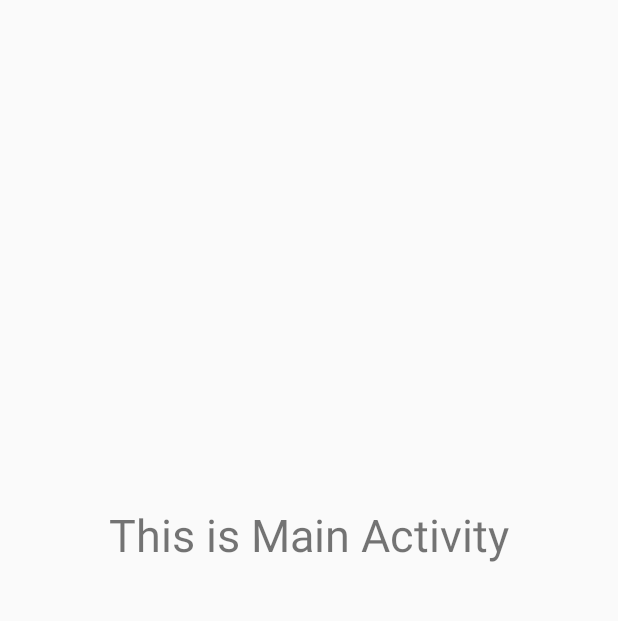
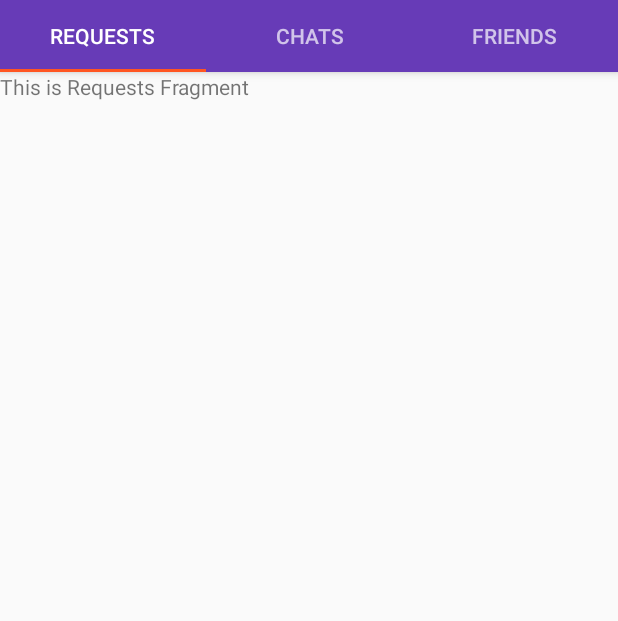
Before and after one commit to Bruno-ops2/LetsChat_Android, an Android app: the screen it shows after launch once a user with an empty profile is signed in (MainActivity), on a phone screen of 412 x 824 dp, the part 84-705 px from its top. Run offline under Robolectric (Android 15) with nearby library versions, the light colour scheme and no system bars; our stand-ins replace Firebase (no records; nobody signed in at launch, a user with empty details on screens opened directly); Roboto replaces fonts that are not available here.

Commit message:
update:added fragments, main activity viewPager ChatsFragment, RequestFragment, FriendsFragment
Signed-off-by: ashish0077 <ashish007722@gmail.com>

```diff
--- a/app/build.gradle
+++ b/app/build.gradle
@@ -25,6 +25,7 @@ dependencies {
     implementation 'androidx.appcompat:appcompat:1.1.0'
     implementation 'androidx.constraintlayout:constraintlayout:1.1.3'
     implementation 'com.google.firebase:firebase-auth:16.0.5'
+    implementation 'androidx.legacy:legacy-support-v4:1.0.0'
     testImplementation 'junit:junit:4.12'
     androidTestImplementation 'androidx.test.ext:junit:1.1.1'
     androidTestImplementation 'androidx.test.espresso:espresso-core:3.2.0'
--- /dev/null
+++ b/app/src/main/java/com/example/letschat/ChatsFragment.java
@@ -0,0 +1,31 @@
+package com.example.letschat;
+
+
+import android.os.Bundle;
+
+import androidx.fragment.app.Fragment;
+
+import android.view.LayoutInflater;
+import android.view.View;
+import android.view.ViewGroup;
+
+
+/**
+ * A simple {@link Fragment} subclass.
+ */
+public class ChatsFragment extends Fragment {
+
+
+    public ChatsFragment() {
+        // Required empty public constructor
+    }
+
+
+    @Override
+    public View onCreateView(LayoutInflater inflater, ViewGroup container,
+                             Bundle savedInstanceState) {
+        // Inflate the layout for this fragment
+        return inflater.inflate(R.layout.fragment_chats, container, false);
+    }
+
+}
--- a/app/src/main/java/com/example/letschat/MainActivity.java
+++ b/app/src/main/java/com/example/letschat/MainActivity.java
@@ -3,12 +3,14 @@ package com.example.letschat;
 import androidx.annotation.NonNull;
 import androidx.appcompat.app.AppCompatActivity;
 import androidx.appcompat.widget.Toolbar;
+import androidx.viewpager.widget.ViewPager;
 
 import android.content.Intent;
 import android.os.Bundle;
 import android.view.Menu;
 import android.view.MenuItem;
 
+import com.google.android.material.tabs.TabLayout;
 import com.google.firebase.auth.FirebaseAuth;
 import com.google.firebase.auth.FirebaseUser;
 
@@ -16,6 +18,9 @@ public class MainActivity extends AppCompatActivity {
 
     private FirebaseAuth mAuth;
     private Toolbar mToolbar;
+    private ViewPager mTabPager;
+    private TabLayout mTabLayout;
+    private TabsAdaptor mTabsAdaptor;
 
     @Override
     protected void onCreate(Bundle savedInstanceState) {
@@ -23,6 +28,11 @@ public class MainActivity extends AppCompatActivity {
         setContentView(R.layout.activity_main);
 
         mAuth = FirebaseAuth.getInstance();
+        mTabPager = (ViewPager) findViewById(R.id.main_tabpager);
+        mTabLayout = (TabLayout) findViewById(R.id.main_tabs);
+        mTabsAdaptor = new TabsAdaptor(getSupportFragmentManager());
+        mTabPager.setAdapter(mTabsAdaptor);
+        mTabLayout.setupWithViewPager(mTabPager);
 
         mToolbar = (Toolbar) findViewById(R.id.main_page_toolbar);
         setSupportActionBar(mToolbar);
--- /dev/null
+++ b/app/src/main/java/com/example/letschat/RequestsFragment.java
@@ -0,0 +1,31 @@
+package com.example.letschat;
+
+
+import android.os.Bundle;
+
+import androidx.fragment.app.Fragment;
+
+import android.view.LayoutInflater;
+import android.view.View;
+import android.view.ViewGroup;
+
+
+/**
+ * A simple {@link Fragment} subclass.
+ */
+public class RequestsFragment extends Fragment {
+
+
+    public RequestsFragment() {
+        // Required empty public constructor
+    }
+
+
+    @Override
+    public View onCreateView(LayoutInflater inflater, ViewGroup container,
+                             Bundle savedInstanceState) {
+        // Inflate the layout for this fragment
+        return inflater.inflate(R.layout.fragment_requests, container, false);
+    }
+
+}
--- a/app/src/main/java/com/example/letschat/StartActivity.java
+++ b/app/src/main/java/com/example/letschat/StartActivity.java
@@ -24,7 +24,6 @@ public class StartActivity extends AppCompatActivity {
             public void onClick(View view) {
                 Intent registerActivity = new Intent(StartActivity.this, RegisterActivity.class);
                 startActivity(registerActivity);
-                finish();
             }
         });
 
@@ -34,7 +33,6 @@ public class StartActivity extends AppCompatActivity {
             public void onClick(View view) {
                 Intent loginActivity = new Intent(StartActivity.this, LoginActivity.class);
                 startActivity(loginActivity);
-                finish();
             }
         });
     }
--- /dev/null
+++ b/app/src/main/java/com/example/letschat/TabsAdaptor.java
@@ -0,0 +1,57 @@
+package com.example.letschat;
+
+import android.view.View;
+
+import androidx.annotation.NonNull;
+import androidx.annotation.Nullable;
+import androidx.fragment.app.Fragment;
+import androidx.fragment.app.FragmentManager;
+import androidx.fragment.app.FragmentPagerAdapter;
+
+public class TabsAdaptor extends FragmentPagerAdapter {
+
+    public TabsAdaptor(@NonNull FragmentManager fm) {
+        super(fm);
+    }
+
+    @NonNull
+    @Override
+    public Fragment getItem(int position) {
+        switch (position) {
+            case 0:
+                RequestsFragment requestsFragment = new RequestsFragment();
+                return requestsFragment;
+
+            case 1:
+                ChatsFragment chatsFragment = new ChatsFragment();
+                return chatsFragment;
+
+            case 2:
+                FriendsFragment friendsFragment = new FriendsFragment();
+                return friendsFragment;
+
+            default:
+                    return null;
+        }
+    }
+
+    @Override
+    public int getCount() {
+        return 3;
+    }
+
+    @Nullable
+    @Override
+    public CharSequence getPageTitle(int position) {
+        switch (position) {
+            case 0:
+                return "Requests";
+            case 1:
+                return "Chats";
+            case 2:
+                return "Friends";
+            default:
+                    return null;
+        }
+    }
+}
--- a/app/src/main/res/layout/activity_main.xml
+++ b/app/src/main/res/layout/activity_main.xml
@@ -6,17 +6,38 @@
     android:layout_height="match_parent"
     tools:context=".MainActivity">
 
-    <include layout="@layout/app_bar_layout"
-        android:id="@+id/main_page_toolbar" />
+    <com.google.android.material.appbar.AppBarLayout
+        android:id="@+id/appBarLayout"
+        android:layout_width="match_parent"
+        android:layout_height="wrap_content"
+        android:theme="@style/Base.ThemeOverlay.AppCompat.Dark"
+        app:layout_constraintEnd_toEndOf="parent"
+        app:layout_constraintStart_toStartOf="parent"
+        app:layout_constraintTop_toTopOf="parent">
 
-    <TextView
-        android:layout_width="wrap_content"
-        android:layout_height="wrap_content"
-        android:text="This is Main Activity"
-        android:textSize="30sp"
+
+        <include
+            android:id="@+id/main_page_toolbar"
+            layout="@layout/app_bar_layout" />
+
+        <com.google.android.material.tabs.TabLayout
+            android:id="@+id/main_tabs"
+            android:layout_width="match_parent"
+            android:layout_height="wrap_content" />
+
+
+    </com.google.android.material.appbar.AppBarLayout>
+
+    <androidx.viewpager.widget.ViewPager
+        android:id="@+id/main_tabpager"
+        android:layout_width="0dp"
+        android:layout_height="0dp"
         app:layout_constraintBottom_toBottomOf="parent"
-        app:layout_constraintLeft_toLeftOf="parent"
-        app:layout_constraintRight_toRightOf="parent"
-        app:layout_constraintTop_toTopOf="parent" />
+        app:layout_constraintEnd_toEndOf="parent"
+        app:layout_constraintStart_toStartOf="parent"
+        app:layout_constraintTop_toBottomOf="@+id/appBarLayout">
+
+
+    </androidx.viewpager.widget.ViewPager>
 
 </androidx.constraintlayout.widget.ConstraintLayout>
--- /dev/null
+++ b/app/src/main/res/layout/fragment_requests.xml
@@ -0,0 +1,14 @@
+<?xml version="1.0" encoding="utf-8"?>
+<FrameLayout xmlns:android="http://schemas.android.com/apk/res/android"
+    xmlns:tools="http://schemas.android.com/tools"
+    android:layout_width="match_parent"
+    android:layout_height="match_parent"
+    tools:context=".RequestsFragment">
+
+    <!-- TODO: Update blank fragment layout -->
+    <TextView
+        android:layout_width="match_parent"
+        android:layout_height="match_parent"
+        android:text="This is Requests Fragment" />
+
+</FrameLayout>
--- a/app/src/main/res/values/strings.xml
+++ b/app/src/main/res/values/strings.xml
@@ -1,3 +1,6 @@
 <resources>
     <string name="app_name">Lets Chat</string>
+
+    <!-- TODO: Remove or change this placeholder text -->
+    <string name="hello_blank_fragment">Hello blank fragment</string>
 </resources>
```
Also changed, not shown: app/src/main/java/com/example/letschat/FriendsFragment.java (added, +31 -0 lines), app/src/main/java/com/example/letschat/LoginActivity.java (+20 -0 lines), app/src/main/java/com/example/letschat/RegisterActivity.java (+23 -7 lines), app/src/main/res/layout/fragment_chats.xml (added, +14 -0 lines), app/src/main/res/layout/fragment_friends.xml (added, +14 -0 lines), 1 other file.
